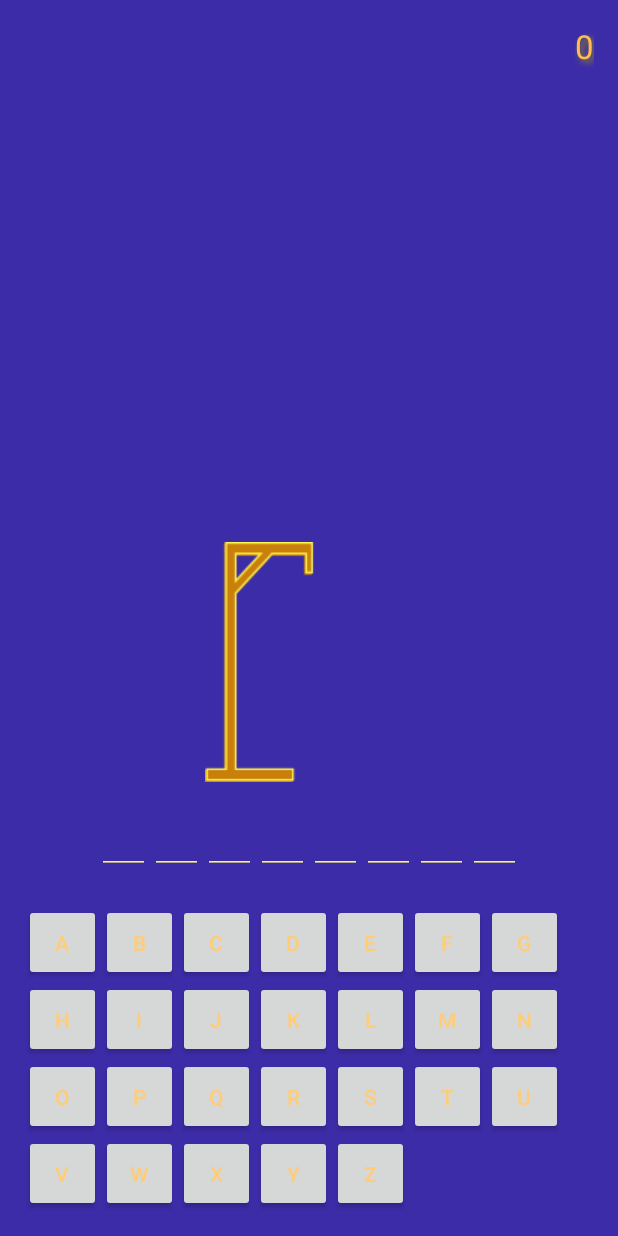
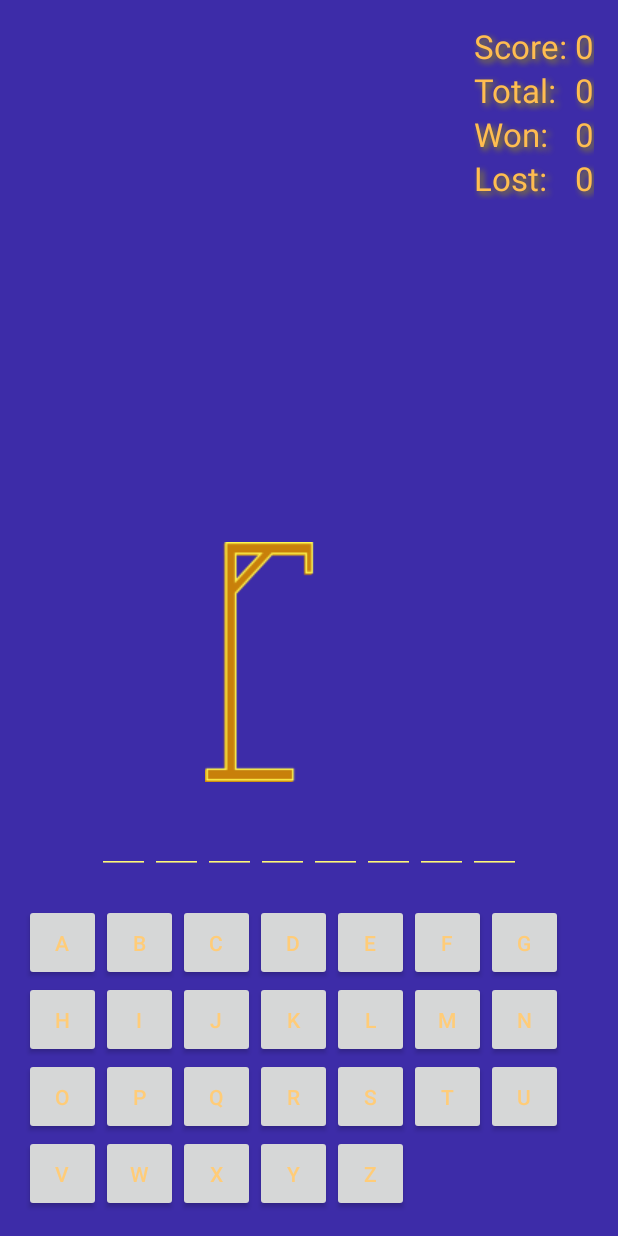
Before and after one commit to ldlarsed/Birthday-O-Matic, an Android app: the GamePlayActivity screen opened directly, with no data from a screen before it, on a phone screen of 412 x 824 dp. Run offline under Robolectric (Android 15) with nearby library versions, the phone set to English and light mode, and no system bars.

Commit message:
Added won and lost to view and logic

```diff
--- a/Obliger/Mappe1/Hangman/app/src/main/java/com/example/s198569/hangman/GamePlayActivity.java
+++ b/Obliger/Mappe1/Hangman/app/src/main/java/com/example/s198569/hangman/GamePlayActivity.java
@@ -1,28 +1,21 @@
 package com.example.s198569.hangman;
 
-import android.app.ActionBar;
 import android.app.AlertDialog;
 import android.content.DialogInterface;
 import android.content.Intent;
 import android.content.res.Configuration;
-import android.content.res.Resources;
-import android.graphics.Color;
 import android.graphics.Typeface;
-import android.media.Image;
 import android.os.Handler;
 import android.support.v7.app.AppCompatActivity;
 import android.os.Bundle;
 import android.util.DisplayMetrics;
 import android.util.Log;
-import android.view.Gravity;
 import android.view.Menu;
 import android.view.MenuItem;
 import android.view.View;
-import android.view.ViewGroup;
 import android.widget.Button;
 import android.widget.EditText;
 import android.widget.GridLayout;
-import android.widget.GridView;
 import android.widget.ImageView;
 import android.widget.LinearLayout;
 import android.widget.RelativeLayout;
@@ -33,7 +26,6 @@ import com.example.s198569.hangman.lib.HangmanDataSource;
 import com.example.s198569.hangman.lib.WordsProvider;
 
 import java.util.ArrayList;
-import java.util.Random;
 
 public class GamePlayActivity extends AppCompatActivity {
 
@@ -44,14 +36,14 @@ public class GamePlayActivity extends AppCompatActivity {
     private GridLayout keyboard;
     private int lettersCount;
     private ArrayList<EditText> edComponents; //Current collection of letter placeholders
-    private int score;
+    private int gameScore, sessionScore;
     private int tryCount;
     private TextView scoreView;
     private ImageView hangmanImage;
     private String pName;
     private int lettersGuessed;
     private HangmanDataSource datasource;
-    private int wonInSession, lostInSession;
+    private int gamesWon, gamesLost;
     private WordsProvider wordsProvider;
 
 
@@ -106,13 +98,13 @@ public class GamePlayActivity extends AppCompatActivity {
      * Starts or resets the game.
      */
     private void newGame() {
-        score = 0;
+        gameScore = 0;
         tryCount = 6;
         lettersGuessed = 0;
         setWord();
         resetTheKeyboard();
         scoreView = (TextView) findViewById(R.id.playerScore);
-        scoreView.setText(String.valueOf(score));
+        scoreView.setText(String.valueOf(gameScore));
         hangmanImage = (ImageView) findViewById(R.id.hangman_image);
         hangmanImage.setImageResource(R.drawable.hang0);
     }
@@ -188,19 +180,21 @@ public class GamePlayActivity extends AppCompatActivity {
                         while (checkForLetter(c)) {
                             //When guessed correct letter
                             revealLetter(getLetterIndex(c), c);
-                            score += 1;
+                            gameScore++;
+                            sessionScore++;
                             lettersGuessed++;
-                            scoreView.setText(Integer.toString(score));
+                            scoreView.setText(Integer.toString(gameScore));
 
                             //Guessed all of the letters
                             if (lettersGuessed == letters.length) {
-                                datasource.updateScore(pName, score);
+                                gamesWon++;
+                                datasource.updateScore(pName, gameScore);
                                 wordsLayout.removeAllViewsInLayout();
                                 new Handler().postDelayed(new Runnable() {
                                     @Override
                                     public void run() {
                                         String message = getResources().getString(R.string.game_success);
-                                        showContinueDialog(message, score);
+                                        showContinueDialog(message, gameScore);
                                     }
                                 }, 200);
                             }
@@ -213,13 +207,14 @@ public class GamePlayActivity extends AppCompatActivity {
 
                         //No tries left
                         if (tryCount == 0) {
-                            datasource.updateScore(pName, score);
+                            gamesLost++;
+                            datasource.updateScore(pName, gameScore);
                             wordsLayout.removeAllViewsInLayout();
                             new Handler().postDelayed(new Runnable() {
                                 @Override
                                 public void run() {
                                     String message = getResources().getString(R.string.game_fail);
-                                    showContinueDialog(message, score);
+                                    showContinueDialog(message, gameScore);
                                 }
                             }, 200);
                         }
@@ -228,6 +223,7 @@ public class GamePlayActivity extends AppCompatActivity {
             });
         }
     }
+
 
     /**
      * Resets the buttons that was set to inactive due to the wrong guess.
--- a/Obliger/Mappe1/Hangman/app/src/main/res/layout/activity_game_play.xml
+++ b/Obliger/Mappe1/Hangman/app/src/main/res/layout/activity_game_play.xml
@@ -1,13 +1,13 @@
-<RelativeLayout
-    xmlns:android="http://schemas.android.com/apk/res/android"
-    xmlns:tools="http://schemas.android.com/tools" android:layout_width="match_parent"
-    android:layout_height="match_parent" android:paddingLeft="@dimen/activity_horizontal_margin"
+<RelativeLayout xmlns:android="http://schemas.android.com/apk/res/android"
+    xmlns:tools="http://schemas.android.com/tools"
+    android:id="@+id/gameplay_layout"
+    android:layout_width="match_parent"
+    android:layout_height="match_parent"
+    android:paddingBottom="@dimen/activity_vertical_margin"
+    android:paddingLeft="@dimen/activity_horizontal_margin"
     android:paddingRight="@dimen/activity_horizontal_margin"
     android:paddingTop="@dimen/activity_vertical_margin"
-    android:paddingBottom="@dimen/activity_vertical_margin"
-    tools:context="com.example.s198569.hangman.GamePlayActivity"
-    android:id="@+id/gameplay_layout"
-    >
+    tools:context="com.example.s198569.hangman.GamePlayActivity">
 
     <GridLayout
         android:id="@+id/layout_info"
@@ -17,66 +17,152 @@
         android:rowCount="1">
 
         <TextView
-            android:text="@string/player"
+            android:id="@+id/playerName"
             android:layout_width="wrap_content"
             android:layout_height="wrap_content"
-            android:id="@+id/playerName"
             android:layout_gravity="left"
-            android:textSize="@dimen/existing_player_text_size"
-            android:shadowRadius="5"
-            android:textColor="@color/secondary_2_2"
             android:shadowColor="@color/secondary_1_4"
             android:shadowDx="3"
             android:shadowDy="3"
-            />
+            android:shadowRadius="5"
+            android:text="@string/player"
+            android:textColor="@color/secondary_2_2"
+            android:textSize="@dimen/existing_player_text_size" />
 
-        <TextView
-            android:text="Score"
+        <GridLayout
             android:layout_width="wrap_content"
             android:layout_height="wrap_content"
-            android:id="@+id/playerScore"
-            android:layout_gravity="right"
-            android:textSize="@dimen/existing_player_text_size"
-            android:shadowRadius="5"
-            android:textColor="@color/secondary_2_2"
-            android:shadowColor="@color/secondary_1_4"
-            android:shadowDx="3"
-            android:shadowDy="3"
-            />
+            android:columnCount="2"
+            android:rowCount="4">
+
+            <TextView
+                android:layout_width="wrap_content"
+                android:layout_height="wrap_content"
+                android:text="Score: "
+                android:shadowColor="@color/secondary_1_4"
+                android:shadowDx="3"
+                android:shadowDy="3"
+                android:shadowRadius="5"
+                android:textColor="@color/secondary_2_2"
+                android:textSize="@dimen/existing_player_text_size"/>
+
+            <TextView
+                android:id="@+id/playerScore"
+                android:layout_width="wrap_content"
+                android:layout_height="wrap_content"
+                android:layout_gravity="right"
+                android:shadowColor="@color/secondary_1_4"
+                android:shadowDx="3"
+                android:shadowDy="3"
+                android:shadowRadius="5"
+                android:text="0"
+                android:textColor="@color/secondary_2_2"
+                android:textSize="@dimen/existing_player_text_size" />
+
+            <TextView
+                android:layout_width="wrap_content"
+                android:layout_height="wrap_content"
+                android:text="Total: "
+                android:shadowColor="@color/secondary_1_4"
+                android:shadowDx="3"
+                android:shadowDy="3"
+                android:shadowRadius="5"
+                android:textColor="@color/secondary_2_2"
+                android:textSize="@dimen/existing_player_text_size"/>
+
+            <TextView
+                android:id="@+id/sessionScore"
+                android:layout_width="wrap_content"
+                android:layout_height="wrap_content"
+                android:layout_gravity="right"
+                android:shadowColor="@color/secondary_1_4"
+                android:shadowDx="3"
+                android:shadowDy="3"
+                android:shadowRadius="5"
+                android:text="0"
+                android:textColor="@color/secondary_2_2"
+                android:textSize="@dimen/existing_player_text_size" />
+
+            <TextView
+                android:layout_width="wrap_content"
+                android:layout_height="wrap_content"
+                android:text="Won: "
+                android:shadowColor="@color/secondary_1_4"
+                android:shadowDx="3"
+                android:shadowDy="3"
+                android:shadowRadius="5"
+                android:textColor="@color/secondary_2_2"
+                android:textSize="@dimen/existing_player_text_size"/>
+
+            <TextView
+                android:id="@+id/gamesWon"
+                android:layout_width="wrap_content"
+                android:layout_height="wrap_content"
+                android:layout_gravity="right"
+                android:shadowColor="@color/secondary_1_4"
+                android:shadowDx="3"
+                android:shadowDy="3"
+                android:shadowRadius="5"
+                android:text="0"
+                android:textColor="@color/secondary_2_2"
+                android:textSize="@dimen/existing_player_text_size" />
+
+            <TextView
+                android:layout_width="wrap_content"
+                android:layout_height="wrap_content"
+                android:text="Lost: "
+                android:shadowColor="@color/secondary_1_4"
+                android:shadowDx="3"
+                android:shadowDy="3"
+                android:shadowRadius="5"
+                android:textColor="@color/secondary_2_2"
+                android:textSize="@dimen/existing_player_text_size"/>
+
+            <TextView
+                android:id="@+id/gamesLost"
+                android:layout_width="wrap_content"
+                android:layout_height="wrap_content"
+                android:layout_gravity="right"
+                android:shadowColor="@color/secondary_1_4"
+                android:shadowDx="3"
+                android:shadowDy="3"
+                android:shadowRadius="5"
+                android:text="0"
+                android:textColor="@color/secondary_2_2"
+                android:textSize="@dimen/existing_player_text_size" />
+        </GridLayout>
     </GridLayout>
 
     <ImageView
         android:id="@+id/hangman_image"
         android:layout_width="wrap_content"
         android:layout_height="wrap_content"
+        android:layout_above="@+id/word_layout"
         android:layout_centerHorizontal="true"
-        android:layout_above="@+id/word_layout"
-        android:paddingRight="40dp"/>
+        android:paddingRight="40dp" />
 
     <LinearLayout
-        android:orientation="horizontal"
+        android:id="@+id/word_layout"
         android:layout_width="fill_parent"
         android:layout_height="wrap_content"
+        android:layout_above="@+id/keboard_layout"
         android:layout_centerVertical="true"
-        android:id="@+id/word_layout"
-        android:layout_above="@+id/keboard_layout"
         android:gravity="center_horizontal"
-        android:paddingTop="20dp"
-        android:paddingBottom="20dp"></LinearLayout>
+        android:orientation="horizontal"
+        android:paddingBottom="20dp"
+        android:paddingTop="20dp"></LinearLayout>
 
 
     <GridLayout
+        android:id="@+id/keboard_layout"
         android:layout_width="fill_parent"
         android:layout_height="wrap_content"
         android:layout_alignParentBottom="true"
-        android:id="@+id/keboard_layout"
-        android:columnCount="7"
         android:layout_alignParentRight="false"
         android:layout_alignParentTop="false"
         android:layout_centerVertical="true"
+        android:columnCount="7"
         android:gravity="bottom|end"></GridLayout>
 
 
-
-
 </RelativeLayout>
```
